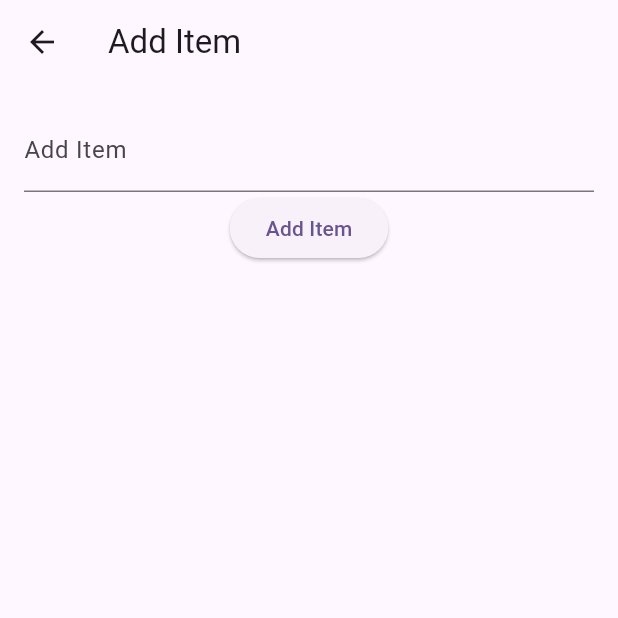
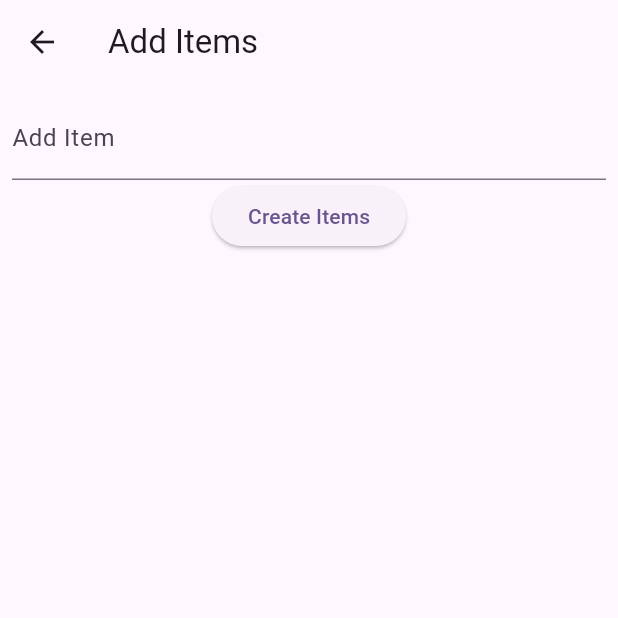
Before and after one commit to JayaramDhungana/flutterINtern, a Flutter app: the screen it shows after launch, after a tap on the "add" icon, on a phone screen of 412 x 824 dp, the top half of it. Run offline on Flutter 3.47's test engine with Material 3 defaults, Android fonts, the phone set to English and light mode, and no system bars; our stand-ins replace dio, flutter_riverpod, riverpod.

Commit message:
change management also

```diff
--- /dev/null
+++ b/lib/change_notifier_crud/add_items_using_change_notifier.dart
@@ -0,0 +1,56 @@
+import 'package:flutter/material.dart';
+import 'package:flutter_riverpod/flutter_riverpod.dart';
+import 'package:riverpodproject/change_notifier_crud/change_item_provider.dart';
+import 'package:riverpodproject/change_notifier_crud/change_notifier_homescreen.dart';
+
+class AddItemsUsingChangeNotifier extends ConsumerWidget {
+  const AddItemsUsingChangeNotifier({super.key});
+
+  @override
+  Widget build(BuildContext context, WidgetRef ref) {
+    TextEditingController itemController = TextEditingController();
+    final formkey = GlobalKey<FormState>();
+    return Scaffold(
+      appBar: AppBar(title: Text("Add Items")),
+
+      body: Padding(
+        padding: const EdgeInsets.all(8.0),
+        child: Column(
+          children: [
+            Form(
+              key: formkey,
+              child: TextFormField(
+                controller: itemController,
+                validator: (value) {
+                  if (value == null || value.isEmpty) {
+                    return 'Please Write Something ';
+                  } else {
+                    return null;
+                  }
+                },
+                decoration: InputDecoration(label: Text("Add Item")),
+              ),
+            ),
+            ElevatedButton(
+              onPressed: () {
+                if (formkey.currentState?.validate() ?? false) {
+                  ref
+                      .read(changeItemProvider.notifier)
+                      .addItem(itemController.text);
+                  itemController.clear();
+                  Navigator.push(
+                    context,
+                    MaterialPageRoute(
+                      builder: (context) => ChangeNotifierHomescreen(),
+                    ),
+                  );
+                }
+              },
+              child: Text("Create Items"),
+            ),
+          ],
+        ),
+      ),
+    );
+  }
+}
--- /dev/null
+++ b/lib/change_notifier_crud/change_item_provider.dart
@@ -0,0 +1,23 @@
+import 'package:flutter/material.dart';
+import 'package:flutter_riverpod/flutter_riverpod.dart';
+import 'package:riverpodproject/riverpod_tutorial.dart/item.dart';
+
+class ChangeItemNotifier extends ChangeNotifier {
+  List<Item> _items = [];
+  List<Item> get item => _items;
+  void addItem(String name) {
+    debugPrint(name);
+    _items = [..._items, Item(id: DateTime.now().toString(), name: name)];
+    notifyListeners();
+  }
+
+  void deleteItem(String id) {
+    _items.removeWhere((item) => item.id == id);
+    _items = _items.toList();
+    notifyListeners();
+  }
+}
+
+final changeItemProvider = ChangeNotifierProvider<ChangeItemNotifier>((ref) {
+  return ChangeItemNotifier();
+});
--- /dev/null
+++ b/lib/change_notifier_crud/change_notifier_homescreen.dart
@@ -0,0 +1,53 @@
+import 'package:flutter/material.dart';
+import 'package:flutter_riverpod/flutter_riverpod.dart';
+import 'package:riverpodproject/change_notifier_crud/add_items_using_change_notifier.dart';
+import 'package:riverpodproject/change_notifier_crud/change_item_provider.dart';
+
+class ChangeNotifierHomescreen extends ConsumerWidget {
+  const ChangeNotifierHomescreen({super.key});
+
+  @override
+  Widget build(BuildContext context, WidgetRef ref) {
+    final items = ref.watch(changeItemProvider).item;
+
+    return Scaffold(
+      appBar: AppBar(
+        centerTitle: true,
+        title: Text("Items using Change Notifier "),
+      ),
+      floatingActionButton: FloatingActionButton(
+        onPressed: () {
+          Navigator.push(
+            context,
+            MaterialPageRoute(
+              builder: (context) => AddItemsUsingChangeNotifier(),
+            ),
+          );
+        },
+        child: Icon(Icons.add),
+      ),
+      body: ListView.builder(
+        itemCount: items.length,
+        itemBuilder: (context, index) {
+          final itemDetails = items[index];
+          return ListTile(
+            leading: CircleAvatar(child: Text("${(index + 1).toString()}")),
+            title: Text(itemDetails.name),
+            trailing: Row(
+              mainAxisSize: MainAxisSize.min,
+              children: [
+                Icon(Icons.edit),
+                IconButton(
+                  onPressed: () {
+                    ref.read(changeItemProvider).deleteItem(itemDetails.id);
+                  },
+                  icon: Icon(Icons.delete),
+                ),
+              ],
+            ),
+          );
+        },
+      ),
+    );
+  }
+}
--- a/lib/main.dart
+++ b/lib/main.dart
@@ -1,5 +1,6 @@
 import 'package:flutter/material.dart';
 import 'package:flutter_riverpod/flutter_riverpod.dart';
+import 'package:riverpodproject/change_notifier_crud/change_notifier_homescreen.dart';
 import 'package:riverpodproject/riverpod_tutorial.dart/home_screen.dart';
 // import 'package:riverpodproject/api_work/api_home_screen.dart';
 // import 'package:riverpodproject/screens/home_screen.dart';
@@ -20,7 +21,7 @@ class MyApp extends StatelessWidget {
       theme: ThemeData(
         colorScheme: ColorScheme.fromSeed(seedColor: Colors.deepPurple),
       ),
-      home: HomeScreen(),
+      home: ChangeNotifierHomescreen(),
     );
   }
 }
--- a/lib/riverpod_tutorial.dart/add_item.dart
+++ b/lib/riverpod_tutorial.dart/add_item.dart
@@ -4,8 +4,8 @@ import 'package:riverpodproject/riverpod_tutorial.dart/home_screen.dart';
 import 'package:riverpodproject/riverpod_tutorial.dart/item_provider.dart';
 
 class AddItem extends ConsumerWidget {
-  final String forEditItem;
-  final String forEditId;
+  final String? forEditItem;
+  final String? forEditId;
 
   const AddItem(this.forEditId, this.forEditItem, {super.key});
 
@@ -15,10 +15,10 @@ class AddItem extends ConsumerWidget {
       text: forEditItem,
     );
     final formkey = GlobalKey<FormState>();
-    final whichState = ref.watch(descriptionprovider);
-    debugPrint(whichState);
+    final watchForDescriptionProvider = ref.watch(descriptionProvider);
+    debugPrint(watchForDescriptionProvider);
     return Scaffold(
-      appBar: AppBar(title: Text(whichState)),
+      appBar: AppBar(title: Text(watchForDescriptionProvider)),
       body: Padding(
         padding: const EdgeInsets.all(16.0),
         child: Column(
@@ -36,7 +36,9 @@ class AddItem extends ConsumerWidget {
                 },
                 controller: itemController,
 
-                decoration: InputDecoration(label: Text(whichState)),
+                decoration: InputDecoration(
+                  label: Text(watchForDescriptionProvider),
+                ),
               ),
             ),
             ElevatedButton(
@@ -44,7 +46,7 @@ class AddItem extends ConsumerWidget {
                 if (formkey.currentState?.validate() ?? false) {
                   final item = itemController.text;
                   debugPrint(item);
-                  if (whichState == 'Add Item') {
+                  if (watchForDescriptionProvider == 'Add Item') {
                     ref.read(itemProvider.notifier).addItem(item);
                     itemController.clear();
                     Navigator.push(
@@ -59,7 +61,7 @@ class AddItem extends ConsumerWidget {
                   } else {
                     ref
                         .read(itemProvider.notifier)
-                        .updateItem(forEditId, itemController.text);
+                        .updateItem(forEditId!, itemController.text);
                     Navigator.push(
                       context,
                       MaterialPageRoute(builder: (context) => HomeScreen()),
@@ -70,7 +72,7 @@ class AddItem extends ConsumerWidget {
                   }
                 }
               },
-              child: Text(whichState),
+              child: Text(watchForDescriptionProvider),
             ),
           ],
         ),
--- a/lib/riverpod_tutorial.dart/home_screen.dart
+++ b/lib/riverpod_tutorial.dart/home_screen.dart
@@ -22,7 +22,7 @@ class HomeScreen extends ConsumerWidget {
             context,
             MaterialPageRoute(builder: (context) => AddItem('', '')),
           );
-          ref.read(descriptionprovider.notifier).addItemCome('Add Item');
+          ref.read(descriptionProvider.notifier).addItemCome('Add Item');
           // ref.read(itemProvider.notifier).addItem("New Item");
         },
         child: Icon(Icons.add),
@@ -55,7 +55,7 @@ class HomeScreen extends ConsumerWidget {
                               ),
                             );
                             ref
-                                .read(descriptionprovider.notifier)
+                                .read(descriptionProvider.notifier)
                                 .editItemCome("Edit Item");
                             // ref.read(itemProvider.notifier).updateItem(itemDetail.id, 'updated name');
                           },
--- a/lib/riverpod_tutorial.dart/item_provider.dart
+++ b/lib/riverpod_tutorial.dart/item_provider.dart
@@ -38,7 +38,7 @@ class DescriptionNotifier extends StateNotifier<String> {
   }
 }
 
-final descriptionprovider = StateNotifierProvider<DescriptionNotifier, String>((
+final descriptionProvider = StateNotifierProvider<DescriptionNotifier, String>((
   ref,
 ) {
   return DescriptionNotifier();
```
